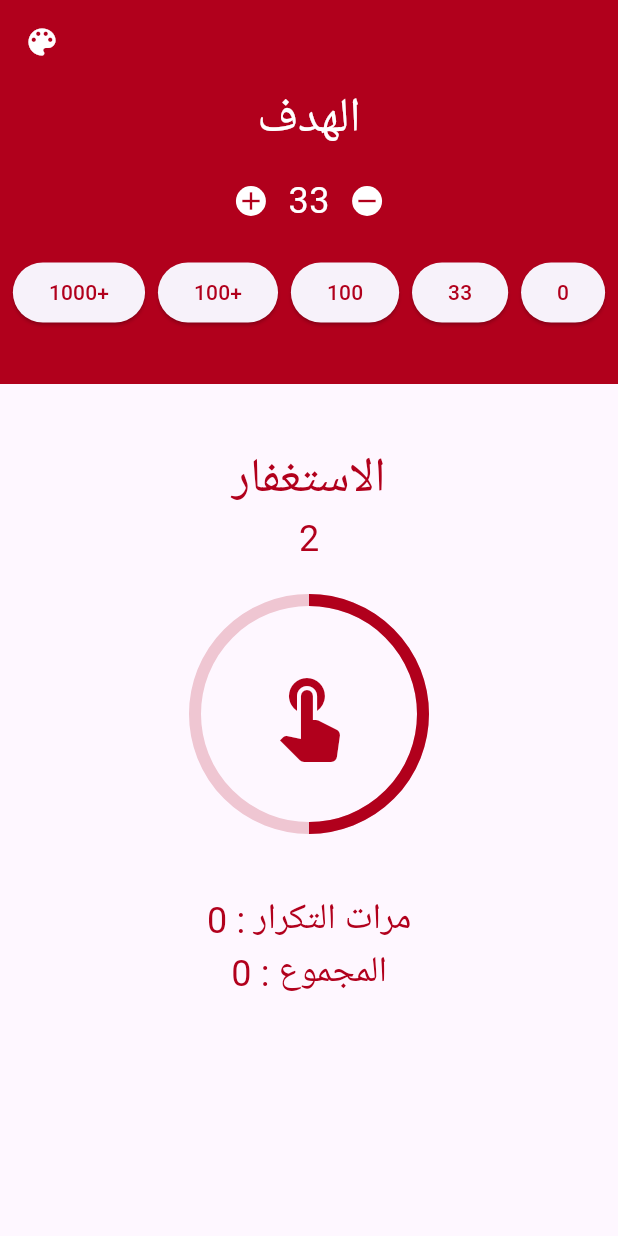
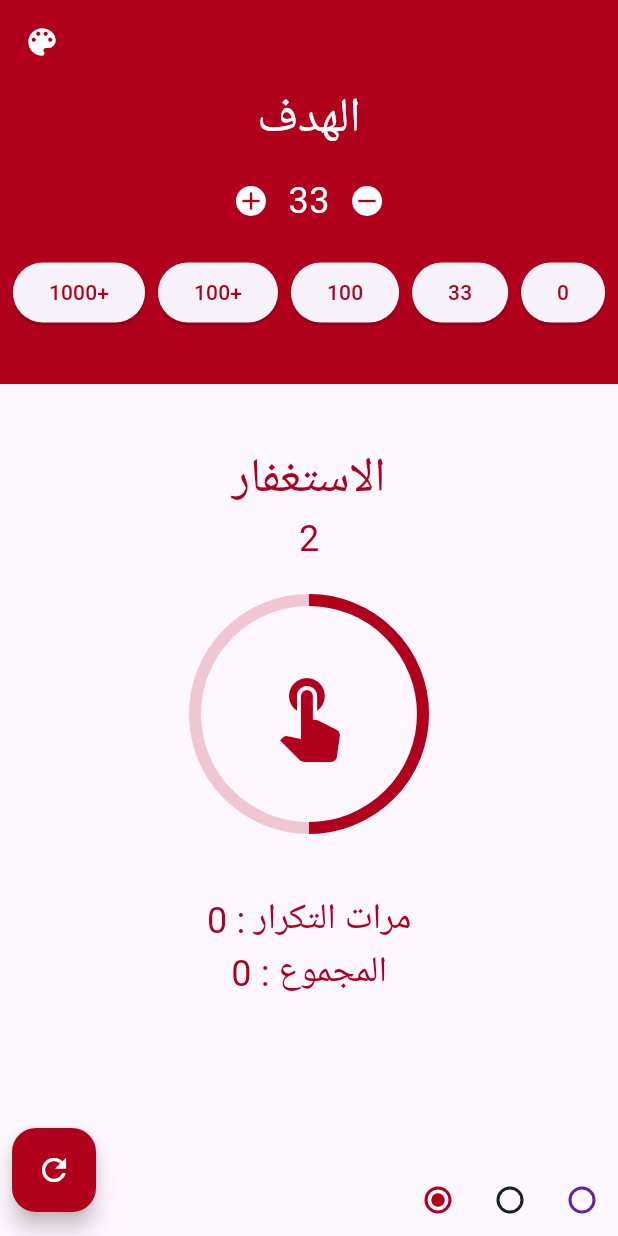
Before and after one commit to faisal-abdelnase/sub7a, a Flutter app: the screen it shows after launch, on a phone screen of 412 x 824 dp. Run offline on Flutter 3.47's test engine with Material 3 defaults, Android fonts, the phone set to English and light mode, and no system bars; drawn by our look-alikes of percent_indicator; our stand-ins replace audioplayers.

Commit message:
add Radio and floating action Button

```diff
--- a/lib/Features/count/presentation/view/count_page.dart
+++ b/lib/Features/count/presentation/view/count_page.dart
@@ -21,6 +21,22 @@ class CountPage extends StatelessWidget {
 
       ),
 
+
+      floatingActionButton: Padding(
+        padding: const EdgeInsets.only(left: 24),
+        child: Align(
+          alignment: Alignment.bottomLeft,
+          child: FloatingActionButton(
+            backgroundColor: red,
+            onPressed: () {},
+            child: const Icon(
+              Icons.refresh,
+              color: Colors.white,
+              ),
+            ),
+        ),
+      ) ,
+
       body: const CountPageBody(),
     );
   }
--- a/lib/Features/count/presentation/view/widgets/count_page_body.dart
+++ b/lib/Features/count/presentation/view/widgets/count_page_body.dart
@@ -1,13 +1,19 @@
 import 'package:flutter/material.dart';
-import 'package:percent_indicator/circular_percent_indicator.dart';
 import 'package:sub7a/Features/count/presentation/view/widgets/contaner_for_score.dart';
 import 'package:sub7a/Features/count/presentation/view/widgets/custom_circular_percent_indicator.dart';
 import 'package:sub7a/core/utils/colors.dart';
 
 
-class CountPageBody extends StatelessWidget {
+class CountPageBody extends StatefulWidget {
   const CountPageBody({super.key});
 
+  @override
+  State<CountPageBody> createState() => _CountPageBodyState();
+}
+
+class _CountPageBodyState extends State<CountPageBody> {
+
+  Color curentColor = red;
   @override
   Widget build(BuildContext context) {
     return Column(
@@ -53,6 +59,57 @@ class CountPageBody extends StatelessWidget {
 
           ],
         ),
+
+        const Spacer(),
+
+        Row(
+          mainAxisAlignment: MainAxisAlignment.end,
+          children: [
+            Radio(
+              fillColor: WidgetStateColor.resolveWith(
+                (states) => red
+              ),
+              value: red,
+              groupValue: curentColor,
+              onChanged: (value){
+                curentColor = value!;
+                setState(() {
+
+                });
+              }),
+
+            Radio(
+
+              fillColor: WidgetStateColor.resolveWith(
+                (states) => black
+              ),
+              value: black,
+              groupValue: curentColor,
+              onChanged: (value){
+                curentColor = value!;
+
+                setState(() {
+
+                });
+              }),
+
+            Radio(
+
+              fillColor: WidgetStateColor.resolveWith(
+                (states) => move
+              ),
+              value: move,
+              groupValue: curentColor,
+              onChanged: (value){
+                curentColor = value!;
+
+                setState(() {
+
+                });
+              }),
+
+          ],
+        )
       ],
     );
   }
```
